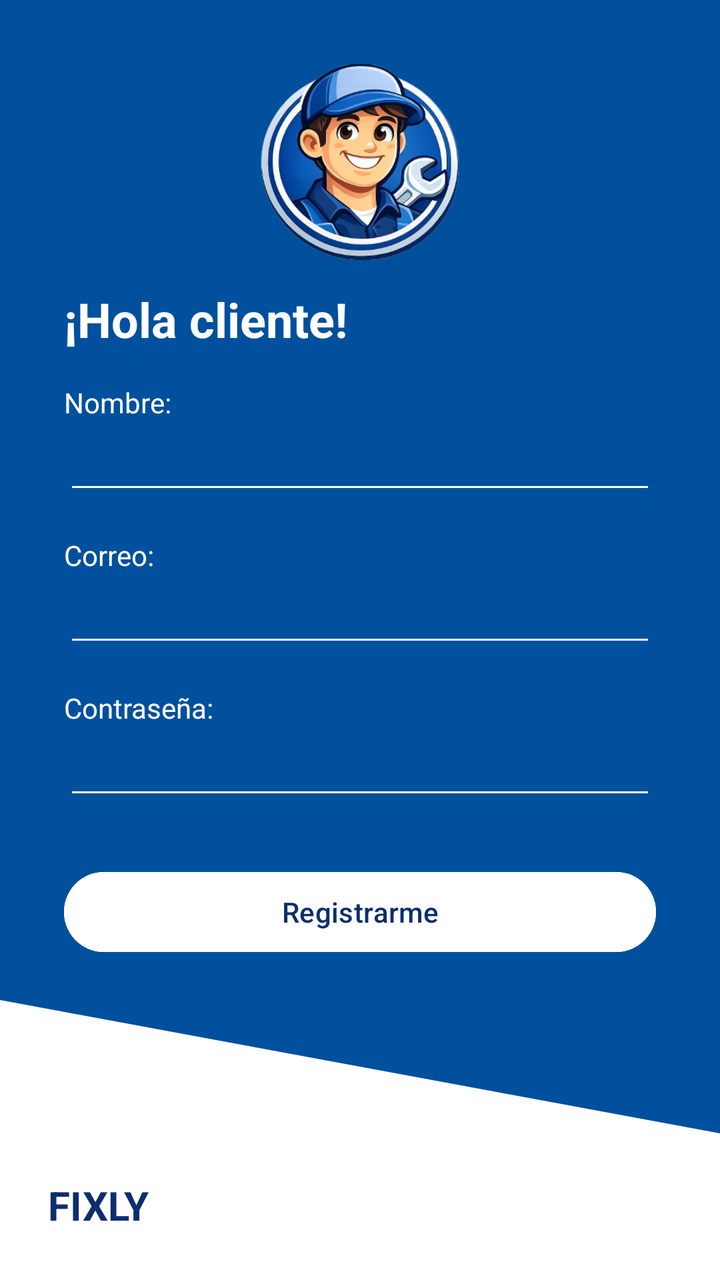
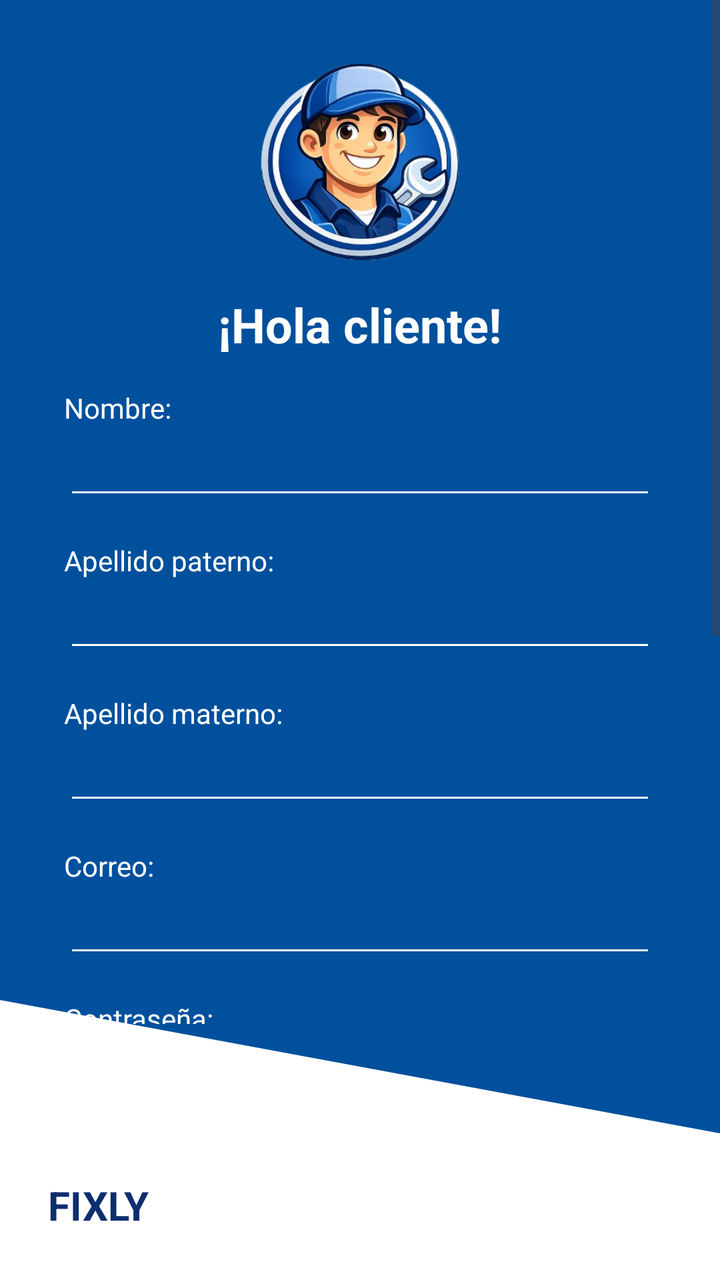

An Android layout rendered at two revisions. The XML below is the earlier revision; the diff shows what the commit changed to produce the second picture.
<!-- AndroidManifest.xml: application theme Theme.Fixly -->
<!-- res/layout/registro_cliente.xml -->
<?xml version="1.0" encoding="utf-8"?>
<LinearLayout
    xmlns:android="http://schemas.android.com/apk/res/android"
    android:id="@+id/main"
    android:layout_width="match_parent"
    android:layout_height="match_parent"
    android:orientation="vertical"
    android:background="@drawable/bg_registro">

    <LinearLayout
        android:id="@+id/top_container"
        android:layout_width="match_parent"
        android:layout_height="0dp"
        android:layout_weight="8"
        android:orientation="vertical"
        android:padding="32dp">

        <ImageView
            android:layout_width="100dp"
            android:layout_height="wrap_content"
            android:layout_gravity="center"
            android:adjustViewBounds="true"
            android:scaleType="fitCenter"
            android:src="@drawable/logo" />

        <View
            android:layout_width="match_parent"
            android:layout_height="0dp"
            android:layout_weight="0.5"/>

        <TextView
            android:layout_width="wrap_content"
            android:layout_height="wrap_content"
            android:text="¡Hola cliente!"
            android:textColor="@android:color/white"
            android:textSize="24sp"
            android:textStyle="bold"/>

        <TextView
            android:layout_width="wrap_content"
            android:layout_height="wrap_content"
            android:text="Nombre:"
            android:textColor="@android:color/white"
            android:layout_marginTop="16dp"/>

        <EditText
            android:id="@+id/edittext_regiistro_cliente_nombre"
            android:layout_width="match_parent"
            android:layout_height="wrap_content"
            android:backgroundTint="@android:color/white"
            android:inputType="textPersonName"
            android:textColor="@android:color/white" />

        <TextView
            android:layout_width="wrap_content"
            android:layout_height="wrap_content"
            android:text="Correo:"
            android:textColor="@android:color/white"
            android:layout_marginTop="16dp"/>

        <EditText
            android:id="@+id/edittext_regiistro_cliente_correo"
            android:layout_width="match_parent"
            android:layout_height="wrap_content"
            android:backgroundTint="@android:color/white"
            android:inputType="textEmailAddress"
            android:textColor="@android:color/white" />

        <TextView
            android:layout_width="wrap_content"
            android:layout_height="wrap_content"
            android:text="Contraseña:"
            android:textColor="@android:color/white"
            android:layout_marginTop="16dp"/>

        <EditText
            android:id="@+id/edittext_regiistro_cliente_contraseña"
            android:layout_width="match_parent"
            android:layout_height="wrap_content"
            android:backgroundTint="@android:color/white"
            android:inputType="textPassword"
            android:textColor="@android:color/white" />

        <View
            android:layout_width="match_parent"
            android:layout_height="0dp"
            android:layout_weight="1"/>

        <Button
            android:id="@+id/button_regiistro_cliente_registrarme"
            android:layout_width="match_parent"
            android:layout_height="wrap_content"
            android:backgroundTint="@android:color/white"
            android:text="Registrarme"
            android:textColor="#0D2E6E" />

    </LinearLayout>

    <LinearLayout
        android:id="@+id/bottom_container"
        android:layout_width="match_parent"
        android:layout_height="0dp"
        android:layout_weight="2"
        android:gravity="bottom"
        android:padding="24dp">

        <TextView
            android:layout_width="wrap_content"
            android:layout_height="wrap_content"
            android:text="FIXLY"
            android:textSize="20sp"
            android:textStyle="bold"
            android:textColor="#0D2E6E"/>
    </LinearLayout>

</LinearLayout>
<!-- resources referenced by this layout -->
<resources>
  <!-- drawable bg_registro (drawable) -->
  <?xml version="1.0" encoding="utf-8"?>
  <layer-list xmlns:android="http://schemas.android.com/apk/res/android">
  
      <item>
          <shape android:shape="rectangle">
              <solid android:color="#00509d"/>
          </shape>
      </item>
  
  
      <item>
          <vector
              android:width="1080dp"
              android:height="1920dp"
              android:viewportWidth="1080"
              android:viewportHeight="1920">
  
              <path
                  android:fillColor="#FFFFFF"
                  android:pathData="M0,1500 L1080,1700 L1080,1920 L0,1920 Z"/>
          </vector>
      </item>
  
  </layer-list>
  <!-- drawable logo: png bitmap (drawable, 142083 bytes) -->
  <style name="Theme.Fixly" parent="Base.Theme.Fixly" />
  <style name="Base.Theme.Fixly" parent="Theme.Material3.DayNight.NoActionBar">
          
          
      </style>
</resources>

<!-- the commit's change to res/layout/registro_cliente.xml (unified diff, before → after) -->
@@ -7,94 +7,163 @@
     android:orientation="vertical"
     android:background="@drawable/bg_registro">
 
-    <LinearLayout
+    
+    <ScrollView
         android:id="@+id/top_container"
         android:layout_width="match_parent"
         android:layout_height="0dp"
         android:layout_weight="8"
-        android:orientation="vertical"
-        android:padding="32dp">
+        android:fillViewport="true">
 
-        <ImageView
-            android:layout_width="100dp"
-            android:layout_height="wrap_content"
-            android:layout_gravity="center"
-            android:adjustViewBounds="true"
-            android:scaleType="fitCenter"
-            android:src="@drawable/logo" />
-
-        <View
-            android:layout_width="match_parent"
-            android:layout_height="0dp"
-            android:layout_weight="0.5"/>
-
-        <TextView
-            android:layout_width="wrap_content"
-            android:layout_height="wrap_content"
-            android:text="¡Hola cliente!"
-            android:textColor="@android:color/white"
-            android:textSize="24sp"
-            android:textStyle="bold"/>
-
-        <TextView
-            android:layout_width="wrap_content"
-            android:layout_height="wrap_content"
-            android:text="Nombre:"
-            android:textColor="@android:color/white"
-            android:layout_marginTop="16dp"/>
-
-        <EditText
-            android:id="@+id/edittext_regiistro_cliente_nombre"
+        <LinearLayout
             android:layout_width="match_parent"
             android:layout_height="wrap_content"
-            android:backgroundTint="@android:color/white"
-            android:inputType="textPersonName"
-            android:textColor="@android:color/white" />
+            android:orientation="vertical"
+            android:padding="32dp">
 
-        <TextView
-            android:layout_width="wrap_content"
-            android:layout_height="wrap_content"
-            android:text="Correo:"
-            android:textColor="@android:color/white"
-            android:layout_marginTop="16dp"/>
+            <ImageView
+                android:layout_width="100dp"
+                android:layout_height="wrap_content"
+                android:layout_gravity="center"
+                android:adjustViewBounds="true"
+                android:scaleType="fitCenter"
+                android:src="@drawable/logo" />
 
-        <EditText
-            android:id="@+id/edittext_regiistro_cliente_correo"
-            android:layout_width="match_parent"
-            android:layout_height="wrap_content"
-            android:backgroundTint="@android:color/white"
-            android:inputType="textEmailAddress"
-            android:textColor="@android:color/white" />
+            <TextView
+                android:layout_width="wrap_content"
+                android:layout_height="wrap_content"
+                android:text="¡Hola cliente!"
+                android:textColor="@android:color/white"
+                android:textSize="24sp"
+                android:textStyle="bold"
+                android:layout_marginTop="16dp"
+                android:layout_gravity="center_horizontal"/>
 
-        <TextView
-            android:layout_width="wrap_content"
-            android:layout_height="wrap_content"
-            android:text="Contraseña:"
-            android:textColor="@android:color/white"
-            android:layout_marginTop="16dp"/>
+            
+            <TextView
+                android:layout_width="wrap_content"
+                android:layout_height="wrap_content"
+                android:text="Nombre:"
+                android:textColor="@android:color/white"
+                android:layout_marginTop="16dp"/>
 
-        <EditText
-            android:id="@+id/edittext_regiistro_cliente_contraseña"
-            android:layout_width="match_parent"
-            android:layout_height="wrap_content"
-            android:backgroundTint="@android:color/white"
-            android:inputType="textPassword"
-            android:textColor="@android:color/white" />
+            <EditText
+                android:id="@+id/input_nombre_registro_cliente"
+                android:layout_width="match_parent"
+                android:layout_height="wrap_content"
+                android:backgroundTint="@android:color/white"
+                android:inputType="textPersonName"
+                android:textColor="@android:color/white" />
 
-        <View
-            android:layout_width="match_parent"
-            android:layout_height="0dp"
-            android:layout_weight="1"/>
+            
+            <TextView
+                android:layout_width="wrap_content"
+                android:layout_height="wrap_content"
+                android:text="Apellido paterno:"
+                android:textColor="@android:color/white"
+                android:layout_marginTop="16dp"/>
 
-        <Button
-            android:id="@+id/button_regiistro_cliente_registrarme"
-            android:layout_width="match_parent"
-            android:layout_height="wrap_content"
-            android:backgroundTint="@android:color/white"
-            android:text="Registrarme"
-            android:textColor="#0D2E6E" />
+            <EditText
+                android:id="@+id/input_apellido_paterno_registro_cliente"
+                android:layout_width="match_parent"
+                android:layout_height="wrap_content"
+                android:backgroundTint="@android:color/white"
+                android:inputType="textPersonName"
+                android:textColor="@android:color/white" />
 
-    </LinearLayout>
+            
+            <TextView
+                android:layout_width="wrap_content"
+                android:layout_height="wrap_content"
+                android:text="Apellido materno:"
+                android:textColor="@android:color/white"
+                android:layout_marginTop="16dp"/>
+
+            <EditText
+                android:id="@+id/input_apellido_materno_registro_cliente"
+                android:layout_width="match_parent"
+                android:layout_height="wrap_content"
+                android:backgroundTint="@android:color/white"
+                android:inputType="textPersonName"
+                android:textColor="@android:color/white" />
+
+            
+            <TextView
+                android:layout_width="wrap_content"
+                android:layout_height="wrap_content"
+                android:text="Correo:"
+                android:textColor="@android:color/white"
+                android:layout_marginTop="16dp"/>
+
+            <EditText
+                android:id="@+id/input_correo_registro_cliente"
+                android:layout_width="match_parent"
+                android:layout_height="wrap_content"
+                android:backgroundTint="@android:color/white"
+                android:inputType="textEmailAddress"
+                android:textColor="@android:color/white" />
+
+            
+            <TextView
+                android:layout_width="wrap_content"
+                android:layout_height="wrap_content"
+                android:text="Contraseña:"
+                android:textColor="@android:color/white"
+                android:layout_marginTop="16dp"/>
+
+            <EditText
+                android:id="@+id/input_contraseña_registro_cliente"
+                android:layout_width="match_parent"
+                android:layout_height="wrap_content"
+                android:backgroundTint="@android:color/white"
+                android:inputType="textPassword"
+                android:textColor="@android:color/white" />
+
+            
+            <TextView
+                android:layout_width="wrap_content"
+                android:layout_height="wrap_content"
+                android:text="Repite la contraseña:"
+                android:textColor="@android:color/white"
+                android:layout_marginTop="16dp"/>
+
+            <EditText
+                android:id="@+id/input_repite_contraseña_registro_cliente"
+                android:layout_width="match_parent"
+                android:layout_height="wrap_content"
+                android:backgroundTint="@android:color/white"
+                android:inputType="textPassword"
+                android:textColor="@android:color/white" />
+
+            
+            <TextView
+                android:layout_width="wrap_content"
+                android:layout_height="wrap_content"
+                android:text="Teléfono:"
+                android:textColor="@android:color/white"
+                android:layout_marginTop="16dp"/>
+
+            <EditText
+                android:id="@+id/input_telefono_registro_cliente"
+                android:layout_width="match_parent"
+                android:layout_height="wrap_content"
+                android:backgroundTint="@android:color/white"
+                android:inputType="phone"
+                android:textColor="@android:color/white" />
+
+            
+            <Button
+                android:id="@+id/boton_registrarme_registro_cliente"
+                android:layout_width="match_parent"
+                android:layout_height="wrap_content"
+                android:layout_marginTop="32dp"
+                android:backgroundTint="@android:color/white"
+                android:text="Registrarme"
+                android:textColor="#0D2E6E" />
+
+        </LinearLayout>
+    </ScrollView>
+
 
     <LinearLayout
         android:id="@+id/bottom_container"
